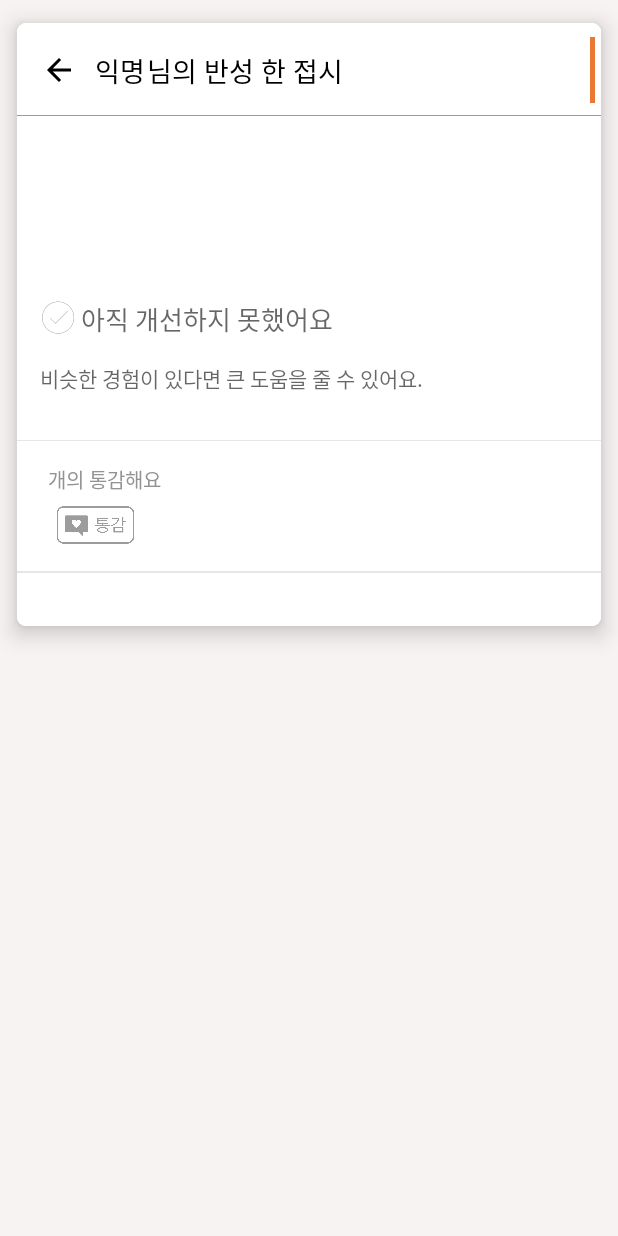
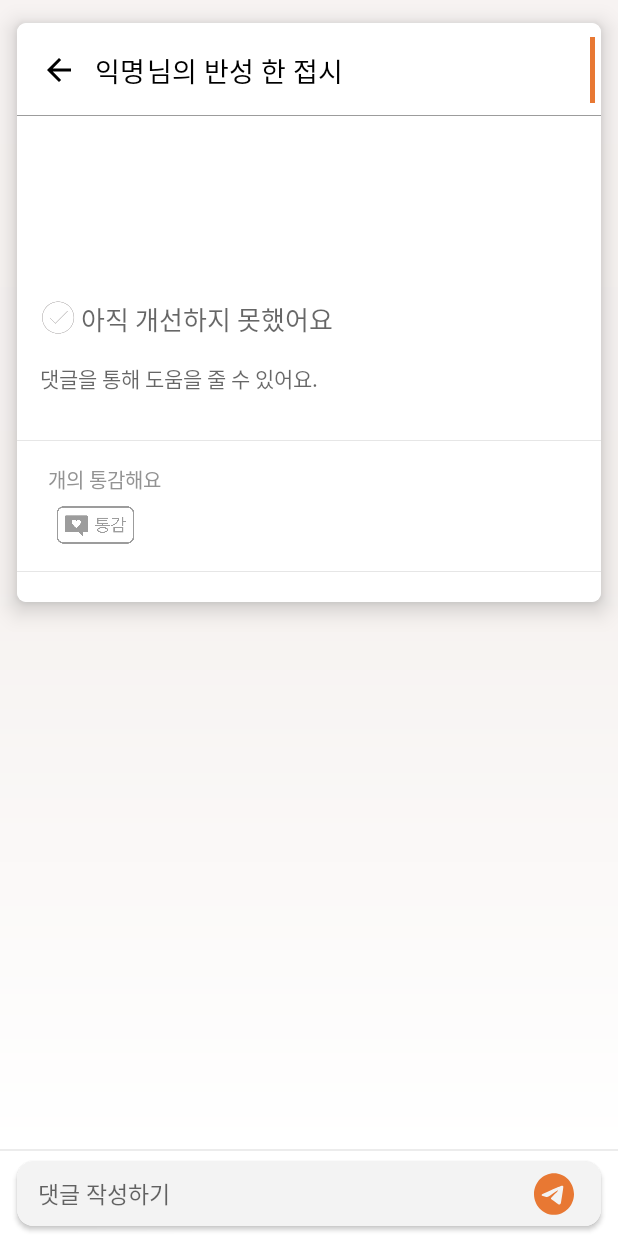
Before and after one commit to 5England/plateOfSelfReflection, an Android app: the PlateActivity screen opened directly, with no data from a screen before it, on a phone screen of 412 x 824 dp. Run offline under Robolectric (Android 15) with nearby library versions, the phone set to English and light mode, and no system bars; our stand-ins replace Firebase (no records; nobody signed in at launch, a user with empty details on screens opened directly); 1 statement that could not run was skipped.

Commit message:
PlateActivity.kt UI에 댓글 UI와 listView 추가

```diff
--- a/app/src/main/AndroidManifest.xml
+++ b/app/src/main/AndroidManifest.xml
@@ -9,7 +9,8 @@
         android:roundIcon="@mipmap/ic_launcher_round"
         android:supportsRtl="true"
         android:theme="@style/Theme.PlateOfSelfReflection">
-        <activity android:name=".PlateActivity"></activity>
+        <activity android:name=".PlateActivity"
+            android:windowSoftInputMode="adjustResize"></activity>
         <activity android:name=".UploadFeedbackActivity" />
         <activity android:name=".UpdatePlateActivity" />
         <activity android:name=".UploadPlateActivity" />
--- a/app/src/main/java/com/devwan/plateofselfreflection/PlateActivity.kt
+++ b/app/src/main/java/com/devwan/plateofselfreflection/PlateActivity.kt
@@ -51,7 +51,7 @@ class PlateActivity : AppCompatActivity() {
                     textViewLike.text = like.toString()
                     if (plate["isOvercome"] as Boolean) {
                         imageViewIsOvercome.setImageResource(R.drawable.cardplate_icon_isovercome_true)
-                        textViewIsOvercomeMessage.text = "개선이 된 반성이에요."
+                        textViewIsOvercomeMessage.text = "개선한 반성이에요."
                         textViewFeedBack.text = plate["feedBack"] as String
                     }
                     val likeUidMap : Map<String, Boolean> = plate["likeUidMap"] as Map<String, Boolean>
--- /dev/null
+++ b/app/src/main/res/drawable/color_cursor.xml
@@ -0,0 +1,5 @@
+<?xml version="1.0" encoding="utf-8"?>
+<shape xmlns:android="http://schemas.android.com/apk/res/android">
+    <size android:width="1.5dp" />
+    <solid android:color="@color/orange"  />
+</shape>
--- /dev/null
+++ b/app/src/main/res/drawable/plateactivity_icon_uploadcomment.xml
@@ -0,0 +1,10 @@
+<vector xmlns:android="http://schemas.android.com/apk/res/android"
+    android:width="32dp"
+    android:height="33dp"
+    android:viewportWidth="24"
+    android:viewportHeight="24"
+    android:tint="@color/orange">
+  <path
+      android:fillColor="@android:color/white"
+      android:pathData="M12,2C6.48,2 2,6.48 2,12c0,5.52 4.48,10 10,10c5.52,0 10,-4.48 10,-10C22,6.48 17.52,2 12,2zM16.64,8.8c-0.15,1.58 -0.8,5.42 -1.13,7.19c-0.14,0.75 -0.42,1 -0.68,1.03c-0.58,0.05 -1.02,-0.38 -1.58,-0.75c-0.88,-0.58 -1.38,-0.94 -2.23,-1.5c-0.99,-0.65 -0.35,-1.01 0.22,-1.59c0.15,-0.15 2.71,-2.48 2.76,-2.69c0.01,-0.03 0.01,-0.12 -0.05,-0.18c-0.06,-0.05 -0.14,-0.03 -0.21,-0.02c-0.09,0.02 -1.49,0.95 -4.22,2.79c-0.4,0.27 -0.76,0.41 -1.08,0.4c-0.36,-0.01 -1.04,-0.2 -1.55,-0.37c-0.63,-0.2 -1.12,-0.31 -1.08,-0.66c0.02,-0.18 0.27,-0.36 0.74,-0.55c2.92,-1.27 4.86,-2.11 5.83,-2.51c2.78,-1.16 3.35,-1.36 3.73,-1.36c0.08,0 0.27,0.02 0.39,0.12c0.1,0.08 0.13,0.19 0.14,0.27C16.63,8.48 16.65,8.66 16.64,8.8z"/>
+</vector>
--- /dev/null
+++ b/app/src/main/res/drawable/plateactivity_shape_background.xml
@@ -0,0 +1,9 @@
+<?xml version="1.0" encoding="utf-8"?>
+<shape xmlns:android="http://schemas.android.com/apk/res/android">
+    <gradient
+        android:angle="270"
+    android:type="linear"
+    android:startColor="@color/brown1"
+    android:centerColor="#F6F2F0"
+    android:endColor="@color/white"/>
+</shape>
--- a/app/src/main/res/layout/activity_plate.xml
+++ b/app/src/main/res/layout/activity_plate.xml
@@ -4,9 +4,15 @@
     xmlns:tools="http://schemas.android.com/tools"
     android:layout_width="match_parent"
     android:layout_height="match_parent"
-    android:background="@color/brown1"
+    android:background="@color/white"
     android:orientation="vertical"
     tools:context=".PlateActivity">
+
+    <ScrollView
+        android:layout_width="match_parent"
+        android:layout_height="wrap_content"
+        android:layout_weight="1"
+        android:background="@drawable/plateactivity_shape_background">
 
         <androidx.cardview.widget.CardView
             android:layout_width="match_parent"
@@ -15,18 +21,13 @@
             app:cardElevation="9dp"
             app:cardUseCompatPadding="true">
 
-        <ScrollView
-            android:layout_width="match_parent"
-            android:layout_height="wrap_content"
-            android:background="@color/white">
-
             <LinearLayout
                 android:id="@+id/layout_cardView"
                 android:layout_width="match_parent"
                 android:layout_height="match_parent"
-                android:paddingBottom="35dp"
                 android:background="@color/white"
-                android:orientation="vertical">
+                android:orientation="vertical"
+                android:paddingBottom="20dp">
 
                 <LinearLayout
                     android:layout_width="match_parent"
@@ -90,8 +91,8 @@
                 <LinearLayout
                     android:layout_width="match_parent"
                     android:layout_height="match_parent"
+                    android:layout_marginTop="15dp"
                     android:orientation="vertical"
-                    android:layout_marginTop="15dp"
                     android:padding="15dp">
 
                     <TextView
@@ -137,9 +138,9 @@
                             android:id="@+id/textView_isOvercomeMessage"
                             android:layout_width="wrap_content"
                             android:layout_height="wrap_content"
-                        android:paddingTop="1dp"
                             android:fontFamily="@font/spo_medium"
                             android:hint="아직 개선하지 못했어요"
+                            android:paddingTop="1dp"
                             android:textColor="@color/orange"
                             android:textSize="17dp" />
 
@@ -150,7 +151,7 @@
                         android:layout_width="wrap_content"
                         android:layout_height="wrap_content"
                         android:fontFamily="@font/spo_regular"
-                    android:hint="비슷한 경험이 있다면 큰 도움을 줄 수 있어요."
+                        android:hint="댓글을 통해 도움을 줄 수 있어요."
                         android:textColor="@color/black"
                         android:textSize="14dp" />
 
@@ -164,8 +165,8 @@
                 <LinearLayout
                     android:layout_width="match_parent"
                     android:layout_height="wrap_content"
-                    android:padding="15dp"
-                    android:orientation="vertical">
+                    android:orientation="vertical"
+                    android:padding="15dp">
 
                     <LinearLayout
                         android:layout_width="match_parent"
@@ -208,17 +209,69 @@
                     android:layout_height="0.6dp"
                     android:background="#E6E6E6" />
 
-<!--                에딧텍스트와 업로드 버튼-->
+                <ListView
+                    android:id="@+id/listView_comment"
+                    android:layout_width="match_parent"
+                    android:layout_height="wrap_content" />
+
+            </LinearLayout>
+        </androidx.cardview.widget.CardView>
+    </ScrollView>
+
+    <LinearLayout
+        android:layout_width="match_parent"
+        android:layout_height="wrap_content"
+        android:layout_gravity="bottom"
+        android:background="@color/white"
+        android:orientation="vertical">
 
         <View
-                    android:layout_width="wrap_content"
-                    android:layout_height="0.6dp"
-                    android:background="#E6E6E6" />
+            android:layout_width="match_parent"
+            android:layout_height="1dp"
+            android:background="#ECECEC"/>
 
-<!--                댓글창 리싸이클러뷰-->
+    <androidx.cardview.widget.CardView
+        android:layout_width="match_parent"
+        android:layout_height="wrap_content"
+        android:layout_marginLeft="6dp"
+        android:layout_marginRight="6dp"
+        app:cardCornerRadius="11dp"
+        app:cardUseCompatPadding="true">
+
+    <LinearLayout
+        android:layout_width="match_parent"
+        android:layout_height="wrap_content"
+        android:layout_gravity="bottom"
+        android:gravity="center_vertical"
+        android:background="#F3F3F3"
+        android:orientation="horizontal">
+
+        <EditText
+            android:id="@+id/editText_comment"
+            android:layout_width="match_parent"
+            android:layout_height="wrap_content"
+            android:background="@null"
+            android:hint=" 댓글 작성하기"
+            android:layout_weight="1"
+            android:textCursorDrawable="@drawable/color_cursor"
+            android:inputType="textMultiLine"
+            android:scrollHorizontally="false"
+            android:fontFamily="@font/spo_regular"
+            android:padding="10dp"
+            android:textSize="15dp" />
 
 
+
+        <ImageButton
+            android:id="@+id/btn_uploadComment"
+            android:layout_width="wrap_content"
+            android:layout_height="match_parent"
+            android:paddingRight="15dp"
+            android:paddingLeft="15dp"
+            android:background="#F3F3F3"
+            app:srcCompat="@drawable/plateactivity_icon_uploadcomment" />
     </LinearLayout>
-        </ScrollView>
     </androidx.cardview.widget.CardView>
     </LinearLayout>
+
+</LinearLayout>
--- a/app/src/main/res/layout/activity_upload_feedback.xml
+++ b/app/src/main/res/layout/activity_upload_feedback.xml
@@ -69,11 +69,12 @@
                 android:layout_marginTop="30dp"
                 android:background="@null"
                 android:fontFamily="@font/spo_regular"
+                android:textCursorDrawable="@drawable/color_cursor"
                 android:ems="10"
                 android:hint="극복에 대한 후기를 남겨주세요."
                 android:inputType="textMultiLine"
                 android:scrollHorizontally="false"
-                android:textSize="18dp" />
+                android:textSize="15dp" />
 
             <TextView
                 android:layout_width="match_parent"
--- a/app/src/main/res/layout/activity_upload_plate.xml
+++ b/app/src/main/res/layout/activity_upload_plate.xml
@@ -72,11 +72,12 @@
                 android:ems="10"
                 android:hint="제목"
                 android:fontFamily="@font/spo_medium"
+                android:textCursorDrawable="@drawable/color_cursor"
                 android:inputType="textPersonName"
                 android:paddingLeft="5dp"
                 android:paddingRight="5dp"
                 android:paddingBottom="20dp"
-                android:textSize="20dp" />
+                android:textSize="19dp" />
 
             <EditText
                 android:id="@+id/editText_mainText"
@@ -87,11 +88,12 @@
                 android:layout_marginBottom="80dp"
                 android:background="@null"
                 android:fontFamily="@font/spo_regular"
+                android:textCursorDrawable="@drawable/color_cursor"
                 android:ems="10"
                 android:hint="나의 반성 내용을 입력하세요."
                 android:inputType="textMultiLine"
                 android:scrollHorizontally="false"
-                android:textSize="18dp" />
+                android:textSize="15dp" />
 
             <TextView
                 android:layout_width="match_parent"
--- a/app/src/main/res/layout/fragment_my_plate.xml
+++ b/app/src/main/res/layout/fragment_my_plate.xml
@@ -44,7 +44,7 @@
         android:layout_width="wrap_content"
         android:layout_height="wrap_content"
         android:text="-  극복한 반성의 체크 버튼을 누르세요\n-  카드를 꾹 누르면 수정/삭제할 수 있어요"
-        android:textColor="#C8C8C8"
+        android:textColor="#B1B1B1"
         android:inputType="textMultiLine"
         android:layout_margin="2dp"
         android:layout_gravity="center"
```
Also changed, not shown: app/src/main/res/values/colors.xml (line endings or trailing spaces). Lines whose indentation alone changed are shown as unchanged.
